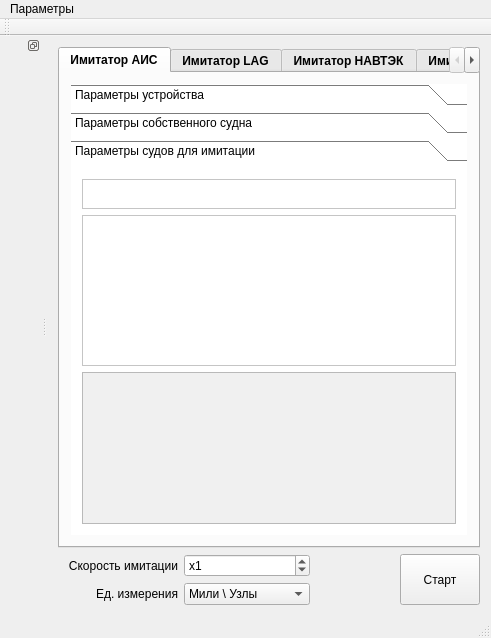
The window that Emulator/mainwindow.ui (breton75/R-Card) describes before a commit, drawn with Qt 5.
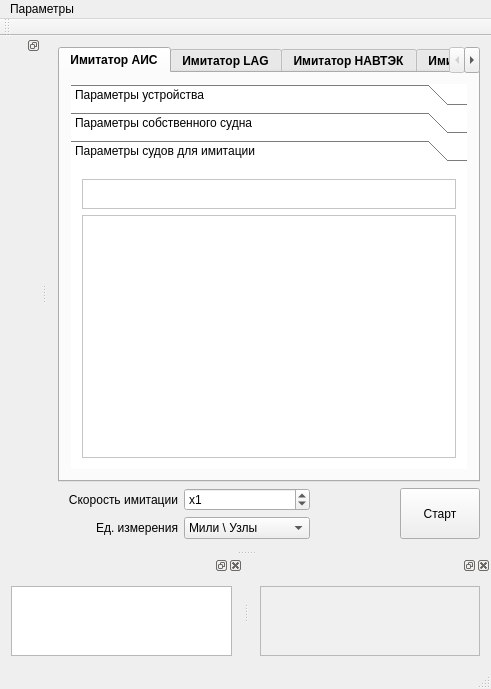
The same window after the commit. The open tabs and pages were chosen to show the change. Icons and pictures are not drawn.

Patch:
```diff
--- a/Emulator/mainwindow.ui
+++ b/Emulator/mainwindow.ui
@@ -309,7 +309,7 @@
                <x>0</x>
                <y>0</y>
                <width>383</width>
-               <height>380</height>
+               <height>266</height>
               </rect>
              </property>
              <attribute name="label">
@@ -452,16 +452,6 @@
                 </property>
                </widget>
               </item>
-              <item>
-               <widget class="QTextEdit" name="textEdit_2">
-                <property name="styleSheet">
-                 <string notr="true">background-color: rgb(240, 240, 240);</string>
-                </property>
-                <property name="readOnly">
-                 <bool>true</bool>
-                </property>
-               </widget>
-              </item>
              </layout>
             </widget>
            </widget>
@@ -1245,6 +1235,40 @@
     <layout class="QVBoxLayout" name="vlayDock"/>
    </widget>
   </widget>
+  <widget class="QDockWidget" name="dockLog">
+   <attribute name="dockWidgetArea">
+    <number>8</number>
+   </attribute>
+   <widget class="QWidget" name="dockWidgetContents_2">
+    <layout class="QVBoxLayout" name="verticalLayout_12">
+     <item>
+      <widget class="QTextEdit" name="textLog"/>
+     </item>
+    </layout>
+   </widget>
+  </widget>
+  <widget class="QDockWidget" name="dockCarrentInfo">
+   <property name="floating">
+    <bool>true</bool>
+   </property>
+   <attribute name="dockWidgetArea">
+    <number>8</number>
+   </attribute>
+   <widget class="QWidget" name="dockWidgetContents_3">
+    <layout class="QVBoxLayout" name="verticalLayout_13">
+     <item>
+      <widget class="QTextEdit" name="textEdit_2">
+       <property name="styleSheet">
+        <string notr="true">background-color: rgb(240, 240, 240);</string>
+       </property>
+       <property name="readOnly">
+        <bool>true</bool>
+       </property>
+      </widget>
+     </item>
+    </layout>
+   </widget>
+  </widget>
   <action name="actionNewVessel">
    <property name="icon">
     <iconset resource="res.qrc">
```
Left out of the diff: 12 changed lines with no effect on the pictures.
